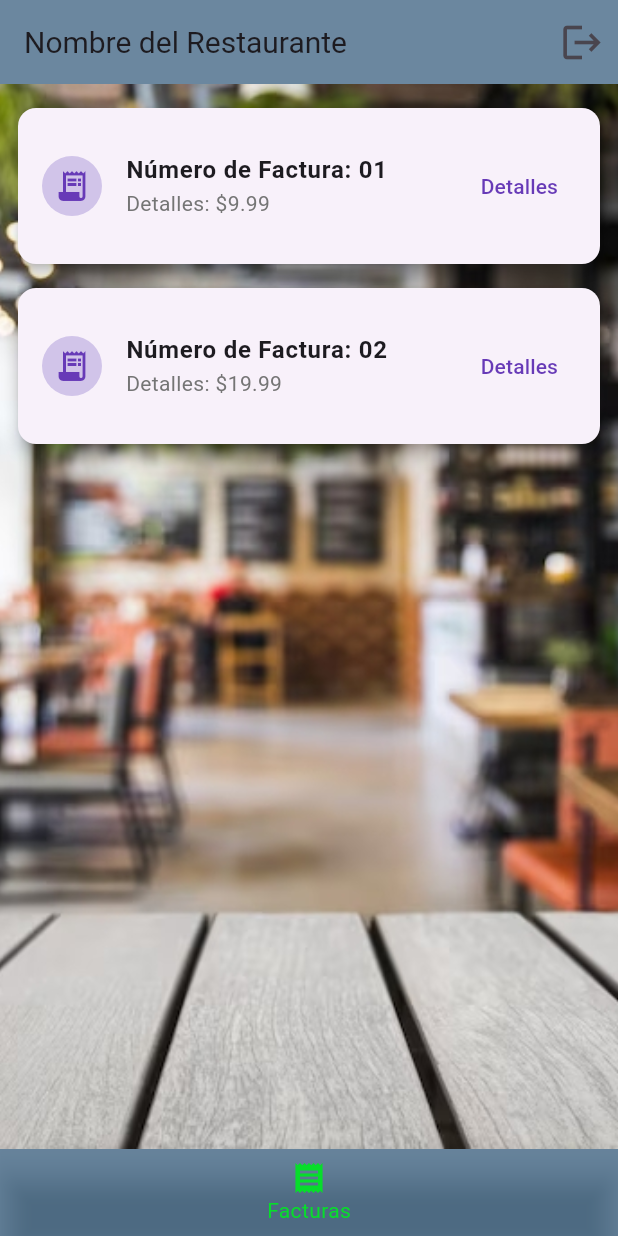
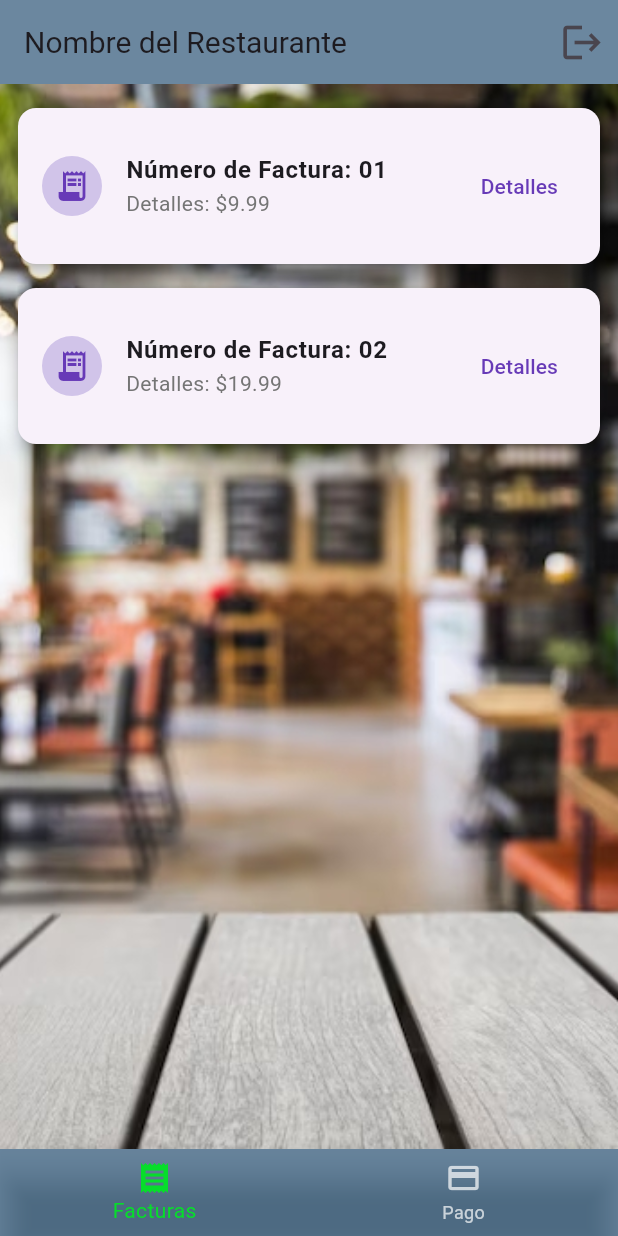
Before and after one commit to adrianC05/AppRestaurante, a Flutter app: the InvoicesPage screen opened directly, on a phone screen of 412 x 824 dp. Run offline on Flutter 3.47's test engine with Material 3 defaults, Android fonts, the phone set to English and light mode, and no system bars; missing offline and left inert: qr_code_scanner.

Commit message:
Cambios en el menu de navegacion del Personal

```diff
--- a/lib/Views/invoices.dart
+++ b/lib/Views/invoices.dart
@@ -36,14 +36,33 @@ class InvoicesPage extends StatelessWidget {
             child: ListView(
               children: <Widget>[
                 InvoiceCard(invoiceNumber: '01', amount: '9.99', products: [
-                  //{'name': 'Producto 1', 'imagePath': 'assets/images/item1.jpg', 'price': '9.99'},
-                  {'name': 'Producto 2', 'imagePath': 'assets/images/item2.jpg', 'price': '19.99'},
-                  {'name': 'Producto 3', 'imagePath': 'assets/images/item3.jpg', 'price': '29.99'},
+                  {
+                    'name': 'Producto 2',
+                    'imagePath': 'assets/images/item2.jpg',
+                    'price': '19.99'
+                  },
+                  {
+                    'name': 'Producto 3',
+                    'imagePath': 'assets/images/item3.jpg',
+                    'price': '29.99'
+                  },
                 ]),
                 InvoiceCard(invoiceNumber: '02', amount: '19.99', products: [
-                  {'name': 'Producto 3', 'imagePath': 'assets/images/item3.jpg', 'price': '29.99'},
-                  {'name': 'Producto 2', 'imagePath': 'assets/images/item2.jpg', 'price': '19.99'},
-                  {'name': 'Producto 1', 'imagePath': 'assets/images/item1.jpg', 'price': '9.99'},
+                  {
+                    'name': 'Producto 3',
+                    'imagePath': 'assets/images/item3.jpg',
+                    'price': '29.99'
+                  },
+                  {
+                    'name': 'Producto 2',
+                    'imagePath': 'assets/images/item2.jpg',
+                    'price': '19.99'
+                  },
+                  {
+                    'name': 'Producto 1',
+                    'imagePath': 'assets/images/item1.jpg',
+                    'price': '9.99'
+                  },
                 ]),
                 // Añade más InvoiceCard según sea necesario
               ],
@@ -56,7 +75,11 @@ class InvoicesPage extends StatelessWidget {
           BottomNavigationBarItem(
             icon: Icon(Icons.receipt),
             label: 'Facturas',
-          )
+          ),
+          BottomNavigationBarItem(
+            icon: Icon(Icons.payment),
+            label: 'Pago',
+          ),
         ],
         backgroundColor: Color.fromARGB(148, 0, 54, 90),
         selectedItemColor: Color.fromARGB(255, 7, 221, 43),
@@ -71,7 +94,10 @@ class InvoiceCard extends StatelessWidget {
   final String amount;
   final List<Map<String, String>> products;
 
-  InvoiceCard({required this.invoiceNumber, required this.amount, required this.products});
+  InvoiceCard(
+      {required this.invoiceNumber,
+      required this.amount,
+      required this.products});
 
   @override
   Widget build(BuildContext context) {
--- a/lib/main.dart
+++ b/lib/main.dart
@@ -9,8 +9,6 @@ void main() {
 }
 
 class MyApp extends StatelessWidget {
-
-
   const MyApp({super.key});
 
   // This widget is the root of your application.
```
Also changed, not shown: lib/Services/plato_service.dart (+9 -2 lines).
